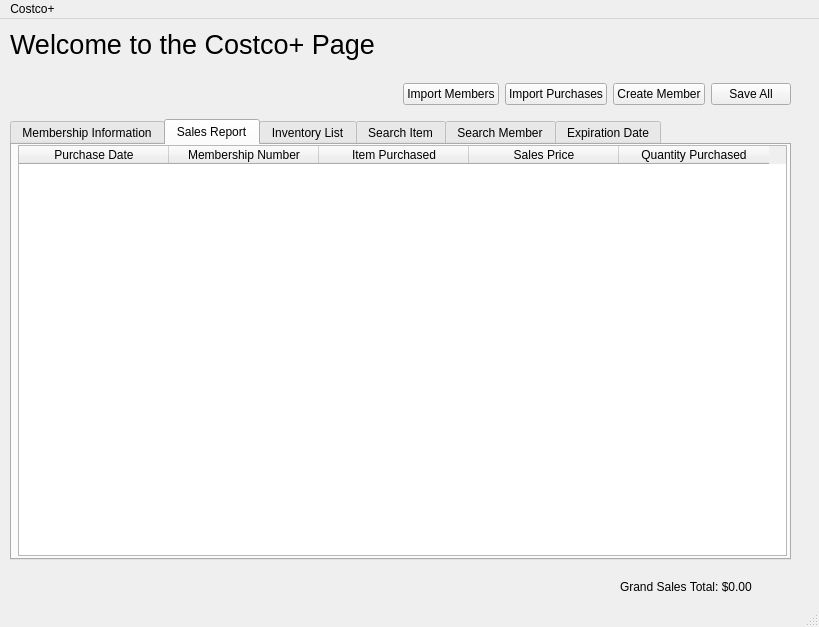
Above: dashboard.ui from danielmulvad/CS1C-Project-2 before the change. Below: the same form after it.
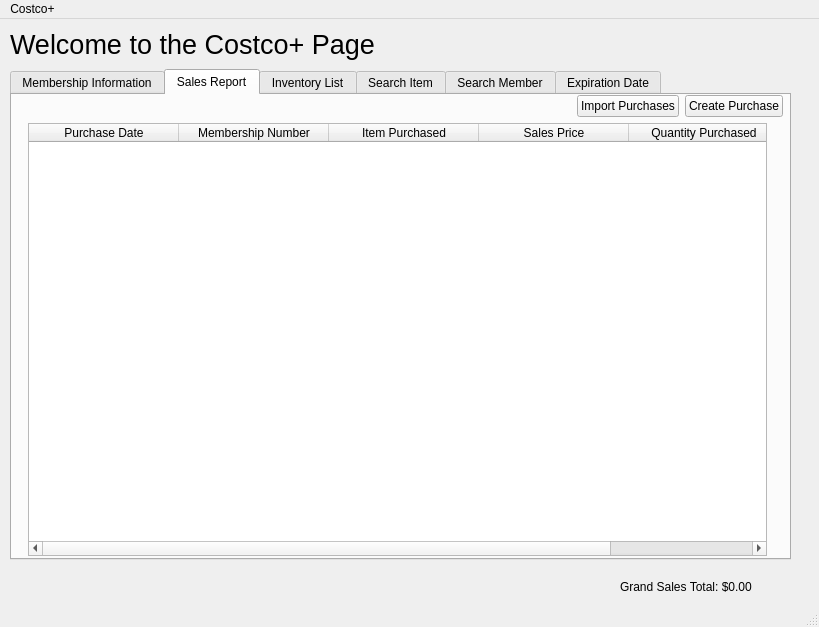
That is the form after the change. The open tabs and pages were chosen to show the change.

Commit message: move buttons to appropriate tab & remove save all button

Patch:
```diff
--- a/dashboard.ui
+++ b/dashboard.ui
@@ -54,69 +54,13 @@
      </item>
     </layout>
    </widget>
-   <widget class="QWidget" name="horizontalLayoutWidget_2">
-    <property name="geometry">
-     <rect>
-      <x>10</x>
-      <y>50</y>
-      <width>781</width>
-      <height>51</height>
-     </rect>
-    </property>
-    <layout class="QHBoxLayout" name="horizontalLayout_2">
-     <property name="sizeConstraint">
-      <enum>QLayout::SetNoConstraint</enum>
-     </property>
-     <item>
-      <spacer name="horizontalSpacer_2">
-       <property name="orientation">
-        <enum>Qt::Horizontal</enum>
-       </property>
-       <property name="sizeHint" stdset="0">
-        <size>
-         <width>40</width>
-         <height>20</height>
-        </size>
-       </property>
-      </spacer>
-     </item>
-     <item>
-      <widget class="QPushButton" name="button_importMembersFromFileSelection">
-       <property name="text">
-        <string>Import Members</string>
-       </property>
-      </widget>
-     </item>
-     <item>
-      <widget class="QPushButton" name="button_importPurchasesFromFileSelection">
-       <property name="text">
-        <string>Import Purchases</string>
-       </property>
-      </widget>
-     </item>
-     <item>
-      <widget class="QPushButton" name="button_createMember">
-       <property name="text">
-        <string>Create Member</string>
-       </property>
-      </widget>
-     </item>
-     <item>
-      <widget class="QPushButton" name="button_saveAll">
-       <property name="text">
-        <string>Save All</string>
-       </property>
-      </widget>
-     </item>
-    </layout>
-   </widget>
    <widget class="QWidget" name="verticalLayoutWidget">
     <property name="geometry">
      <rect>
       <x>10</x>
-      <y>100</y>
+      <y>50</y>
       <width>781</width>
-      <height>441</height>
+      <height>491</height>
      </rect>
     </property>
     <layout class="QVBoxLayout" name="verticalLayout">
@@ -153,6 +97,40 @@
             </rect>
            </property>
            <layout class="QVBoxLayout" name="verticalLayout_2">
+            <item>
+             <layout class="QHBoxLayout" name="horizontalLayout_7">
+              <property name="sizeConstraint">
+               <enum>QLayout::SetNoConstraint</enum>
+              </property>
+              <item>
+               <spacer name="horizontalSpacer_2">
+                <property name="orientation">
+                 <enum>Qt::Horizontal</enum>
+                </property>
+                <property name="sizeHint" stdset="0">
+                 <size>
+                  <width>40</width>
+                  <height>20</height>
+                 </size>
+                </property>
+               </spacer>
+              </item>
+              <item>
+               <widget class="QPushButton" name="button_importMembersFromFileSelection">
+                <property name="text">
+                 <string>Import Members</string>
+                </property>
+               </widget>
+              </item>
+              <item>
+               <widget class="QPushButton" name="button_createMember">
+                <property name="text">
+                 <string>Create Member</string>
+                </property>
+               </widget>
+              </item>
+             </layout>
+            </item>
             <item>
              <layout class="QHBoxLayout" name="horizontalLayout_4">
               <property name="spacing">
@@ -222,13 +200,47 @@
           <widget class="QWidget" name="verticalLayoutWidget_5">
            <property name="geometry">
             <rect>
-             <x>-10</x>
+             <x>0</x>
              <y>0</y>
-             <width>801</width>
-             <height>411</height>
+             <width>771</width>
+             <height>461</height>
             </rect>
            </property>
            <layout class="QVBoxLayout" name="verticalLayout_5">
+            <item>
+             <layout class="QHBoxLayout" name="horizontalLayout_9">
+              <property name="sizeConstraint">
+               <enum>QLayout::SetNoConstraint</enum>
+              </property>
+              <item>
+               <spacer name="horizontalSpacer_5">
+                <property name="orientation">
+                 <enum>Qt::Horizontal</enum>
+                </property>
+                <property name="sizeHint" stdset="0">
+                 <size>
+                  <width>40</width>
+                  <height>20</height>
+                 </size>
+                </property>
+               </spacer>
+              </item>
+              <item>
+               <widget class="QPushButton" name="button_importPurchasesFromFileSelection">
+                <property name="text">
+                 <string>Import Purchases</string>
+                </property>
+               </widget>
+              </item>
+              <item>
+               <widget class="QPushButton" name="button_createPurchase">
+                <property name="text">
+                 <string>Create Purchase</string>
+                </property>
+               </widget>
+              </item>
+             </layout>
+            </item>
             <item>
              <layout class="QHBoxLayout" name="horizontalLayout_8">
               <property name="spacing">
```
Left out of the diff: 14 changed lines with no effect on the pictures.
